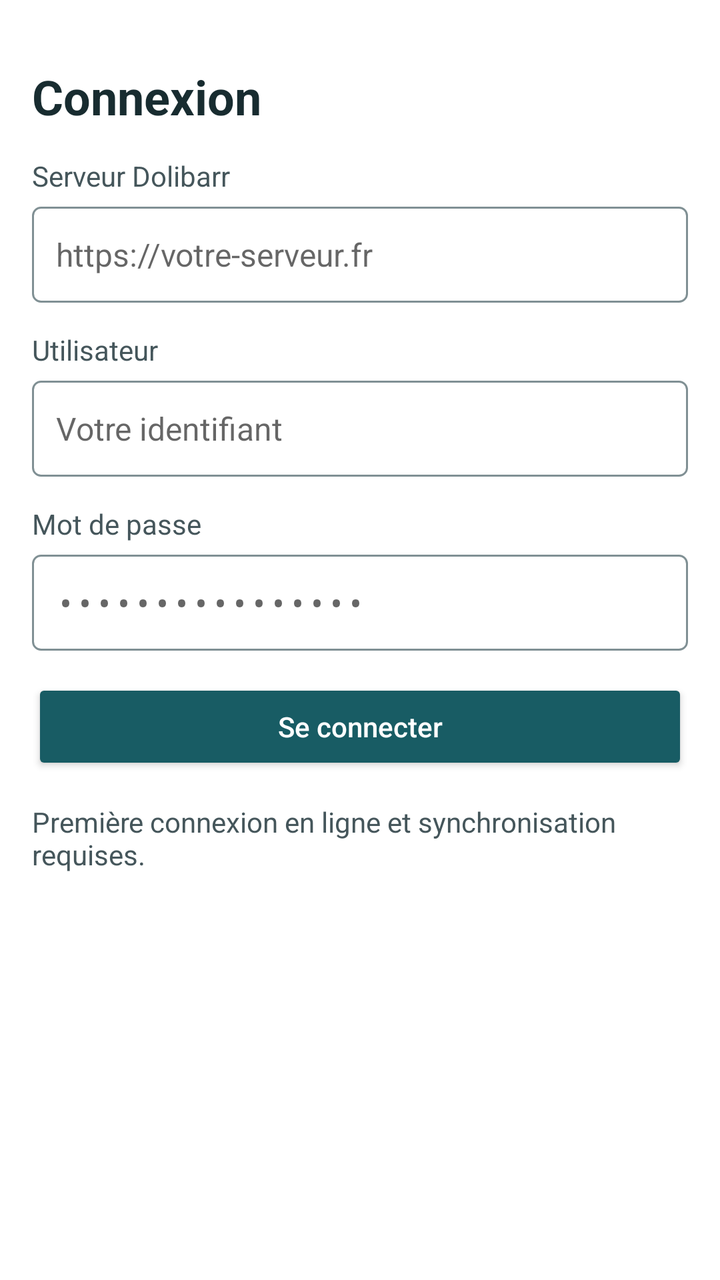
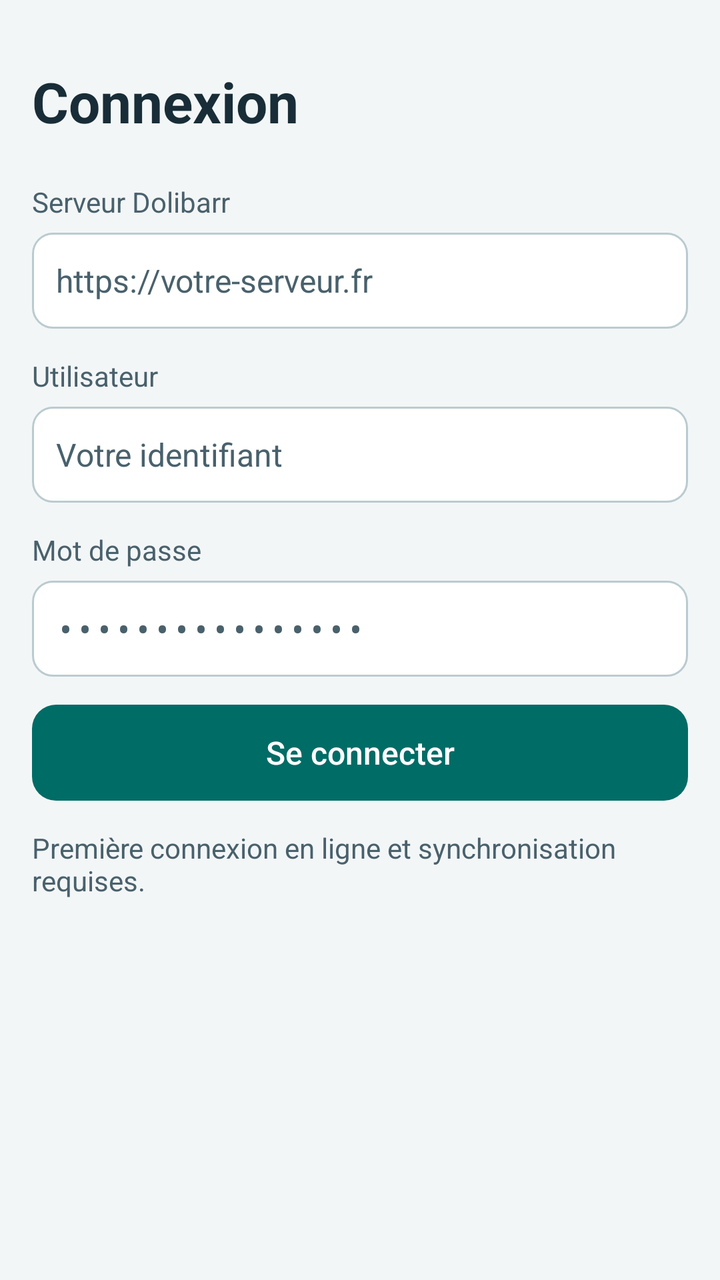

Two renders of the same Android screen: before a commit and after it. Below are the layout's source before the change and the commit's diff.
<!-- AndroidManifest.xml: application theme AppTheme -->
<!-- res/layout/fragment_login.xml -->
<ScrollView xmlns:android="http://schemas.android.com/apk/res/android"
    android:layout_width="match_parent"
    android:layout_height="match_parent"
    android:background="@android:color/white"
    android:paddingStart="16dp"
    android:paddingEnd="16dp"
    android:fillViewport="true">
    <LinearLayout
        style="@style/FormColumn"
        android:layout_height="wrap_content"
        android:orientation="vertical"
        android:focusableInTouchMode="true"
        android:paddingTop="32dp"
        android:paddingBottom="24dp">
        <TextView
            android:layout_width="match_parent"
            android:layout_height="wrap_content"
            android:text="@string/login_title"
            android:textStyle="bold"
            android:textSize="24sp"
            android:textColor="#182C30" />
        <TextView
            style="@style/LoginLabel"
            android:labelFor="@+id/server"
            android:text="@string/server" />
        <EditText
            style="@style/LoginField"
            android:id="@id/server"
            android:hint="@string/server_hint"
            android:inputType="textUri"
            android:imeOptions="actionNext" />
        <TextView
            style="@style/LoginLabel"
            android:labelFor="@+id/username"
            android:text="@string/username" />
        <EditText
            style="@style/LoginField"
            android:id="@id/username"
            android:hint="@string/username_hint"
            android:inputType="text"
            android:imeOptions="actionNext" />
        <TextView
            style="@style/LoginLabel"
            android:labelFor="@+id/password"
            android:text="@string/password" />
        <EditText
            style="@style/LoginField"
            android:id="@id/password"
            android:hint="@string/password_hint"
            android:inputType="textPassword"
            android:imeOptions="actionDone"
            android:saveEnabled="false" />
        <Button
            android:id="@+id/connect"
            android:layout_width="match_parent"
            android:layout_height="wrap_content"
            android:minHeight="48dp"
            android:layout_marginTop="14dp"
            android:backgroundTint="@color/accent"
            android:text="@string/connect"
            android:textAllCaps="false"
            android:textColor="@android:color/white" />
        <TextView
            style="@style/LoginLabel"
            android:text="@string/first_connection" />
    </LinearLayout>
</ScrollView>
<!-- resources referenced by this layout -->
<resources>
  <color name="accent">#185C64</color>
  <style name="LoginLabel">
          <item name="android:layout_width">match_parent</item>
          <item name="android:layout_height">wrap_content</item>
          <item name="android:layout_marginTop">14dp</item>
          <item name="android:textSize">14sp</item>
          <item name="android:textColor">#45565B</item>
      </style>
  <style name="AppTheme" parent="android:style/Theme.Material.Light.NoActionBar">
          <item name="android:colorAccent">@color/accent</item>
          <item name="android:windowBackground">@android:color/white</item>
      </style>
  <!-- drawable login_field (drawable) -->
  <selector xmlns:android="http://schemas.android.com/apk/res/android">
      <item android:state_focused="true">
          <shape>
              <solid android:color="@android:color/white" />
              <stroke android:width="2dp" android:color="@color/accent" />
              <corners android:radius="4dp" />
          </shape>
      </item>
      <item>
          <shape>
              <solid android:color="@android:color/white" />
              <stroke android:width="1dp" android:color="#809094" />
              <corners android:radius="4dp" />
          </shape>
      </item>
  </selector>
  <!-- unchanged entries left out for length: 11 -->
</resources>

<!-- the commit's change to res/layout/fragment_login.xml (unified diff, before → after) -->
@@ -1,7 +1,7 @@
 <ScrollView xmlns:android="http://schemas.android.com/apk/res/android"
     android:layout_width="match_parent"
     android:layout_height="match_parent"
-    android:background="@android:color/white"
+    android:background="@color/canvas"
     android:paddingStart="16dp"
     android:paddingEnd="16dp"
     android:fillViewport="true">
@@ -13,12 +13,10 @@
         android:paddingTop="32dp"
         android:paddingBottom="24dp">
         <TextView
+            style="@style/ScreenTitle"
             android:layout_width="match_parent"
             android:layout_height="wrap_content"
-            android:text="@string/login_title"
-            android:textStyle="bold"
-            android:textSize="24sp"
-            android:textColor="#182C30" />
+            android:text="@string/login_title" />
         <TextView
             style="@style/LoginLabel"
             android:labelFor="@+id/server"
@@ -51,15 +49,14 @@
             android:imeOptions="actionDone"
             android:saveEnabled="false" />
         <Button
+            style="@style/StockPrimary"
             android:id="@+id/connect"
             android:layout_width="match_parent"
             android:layout_height="wrap_content"
             android:minHeight="48dp"
             android:layout_marginTop="14dp"
-            android:backgroundTint="@color/accent"
             android:text="@string/connect"
-            android:textAllCaps="false"
-            android:textColor="@android:color/white" />
+            android:textAllCaps="false" />
         <TextView
             style="@style/LoginLabel"
             android:text="@string/first_connection" />
<!-- resource entries referenced after the edit -->
@@ -1,16 +1,84 @@
 <!-- resources referenced by this layout -->
 <resources>
-  <color name="accent">#185C64</color>
+  <color name="canvas">#F3F6F7</color>
+  <color name="accent">#006C66</color>
+  <style name="StockInput" parent="android:style/Widget.Material.EditText">
+          <item name="android:background">@drawable/login_field</item>
+          <item name="android:backgroundTint">@null</item>
+          <item name="android:textColor">@color/ink</item>
+          <item name="android:textColorHint">@color/muted</item>
+          <item name="android:padding">12dp</item>
+          <item name="android:minHeight">50dp</item>
+          <item name="android:textSize">16sp</item>
+      </style>
+  <color name="header_surface">#143541</color>
+  <color name="outline">#BACBD0</color>
+  <!-- drawable action_secondary (drawable) -->
+  <ripple xmlns:android="http://schemas.android.com/apk/res/android" android:color="?android:attr/colorControlHighlight">
+      <item>
+          <selector>
+              <item android:state_enabled="false" android:drawable="@drawable/disabled_fill" />
+              <item android:state_focused="true" android:drawable="@drawable/action_focus_secondary" />
+              <item android:drawable="@drawable/surface_card" />
+          </selector>
+      </item>
+  </ripple>
+  <!-- drawable disabled_fill (drawable) -->
+  <shape xmlns:android="http://schemas.android.com/apk/res/android">
+      <solid android:color="@color/disabled_surface" />
+      <corners android:radius="12dp" />
+  </shape>
+  <!-- drawable action_focus_primary (drawable) -->
+  <shape xmlns:android="http://schemas.android.com/apk/res/android">
+      <solid android:color="@color/accent" />
+      <corners android:radius="12dp" />
+      <stroke android:width="2dp" android:color="@color/ink" />
+  </shape>
+  <!-- drawable accent_fill (drawable) -->
+  <shape xmlns:android="http://schemas.android.com/apk/res/android">
+      <solid android:color="@color/accent" />
+      <corners android:radius="12dp" />
+  </shape>
+  <!-- drawable action_focus_secondary (drawable) -->
+  <shape xmlns:android="http://schemas.android.com/apk/res/android">
+      <solid android:color="@color/soft" />
+      <corners android:radius="12dp" />
+      <stroke android:width="2dp" android:color="@color/ink" />
+  </shape>
+  <!-- drawable surface_card (drawable) -->
+  <shape xmlns:android="http://schemas.android.com/apk/res/android">
+      <solid android:color="@android:color/white" />
+      <corners android:radius="14dp" />
+      <stroke android:width="1dp" android:color="@color/outline" />
+  </shape>
+  <color name="disabled_surface">#E0E7E9</color>
+  <color name="soft">#E1F4EF</color>
   <style name="LoginLabel">
           <item name="android:layout_width">match_parent</item>
           <item name="android:layout_height">wrap_content</item>
           <item name="android:layout_marginTop">14dp</item>
           <item name="android:textSize">14sp</item>
-          <item name="android:textColor">#45565B</item>
+          <item name="android:textColor">@color/muted</item>
+      </style>
+  <style name="ScreenTitle">
+          <item name="android:textSize">28sp</item>
+          <item name="android:textColor">@color/ink</item>
+          <item name="android:textStyle">bold</item>
+          <item name="android:layout_marginBottom">8dp</item>
+      </style>
+  <style name="StockPrimary" parent="StockButton">
+          <item name="android:background">@drawable/action_primary</item>
+          <item name="android:textColor">@color/action_primary</item>
       </style>
   <style name="AppTheme" parent="android:style/Theme.Material.Light.NoActionBar">
           <item name="android:colorAccent">@color/accent</item>
-          <item name="android:windowBackground">@android:color/white</item>
+          <item name="android:windowBackground">@color/canvas</item>
+          <item name="android:buttonStyle">@style/StockButton</item>
+          <item name="android:editTextStyle">@style/StockInput</item>
+          <item name="android:textColorPrimary">@color/ink</item>
+          <item name="android:textColorSecondary">@color/muted</item>
+          <item name="android:statusBarColor">@color/header_surface</item>
+          <item name="android:navigationBarColor">@color/header_surface</item>
       </style>
   <!-- drawable login_field (drawable) -->
   <selector xmlns:android="http://schemas.android.com/apk/res/android">
@@ -18,17 +86,44 @@
           <shape>
               <solid android:color="@android:color/white" />
               <stroke android:width="2dp" android:color="@color/accent" />
-              <corners android:radius="4dp" />
+              <corners android:radius="10dp" />
           </shape>
       </item>
       <item>
           <shape>
               <solid android:color="@android:color/white" />
-              <stroke android:width="1dp" android:color="#809094" />
-              <corners android:radius="4dp" />
+              <stroke android:width="1dp" android:color="@color/outline" />
+              <corners android:radius="10dp" />
           </shape>
       </item>
   </selector>
+  <color name="muted">#49616C</color>
+  <color name="ink">#182D37</color>
+  <style name="StockButton" parent="android:style/Widget.Material.Button">
+          <item name="android:background">@drawable/action_secondary</item>
+          <item name="android:backgroundTint">@null</item>
+          <item name="android:stateListAnimator">@null</item>
+          <item name="android:textColor">@color/action_secondary</item>
+          <item name="android:textAllCaps">false</item>
+          <item name="android:letterSpacing">0</item>
+          <item name="android:fontFamily">sans-serif-medium</item>
+          <item name="android:textSize">16sp</item>
+          <item name="android:minHeight">50dp</item>
+          <item name="android:paddingStart">16dp</item>
+          <item name="android:paddingEnd">16dp</item>
+          <item name="android:paddingTop">10dp</item>
+          <item name="android:paddingBottom">10dp</item>
+      </style>
+  <!-- drawable action_primary (drawable) -->
+  <ripple xmlns:android="http://schemas.android.com/apk/res/android" android:color="?android:attr/colorControlHighlight">
+      <item>
+          <selector>
+              <item android:state_enabled="false" android:drawable="@drawable/disabled_fill" />
+              <item android:state_focused="true" android:drawable="@drawable/action_focus_primary" />
+              <item android:drawable="@drawable/accent_fill" />
+          </selector>
+      </item>
+  </ripple>
   <!-- unchanged entries left out for length: 11 -->
 </resources>
 
